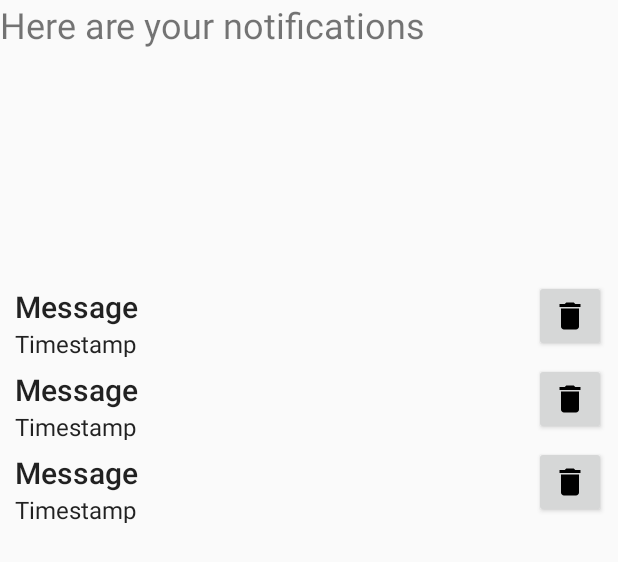
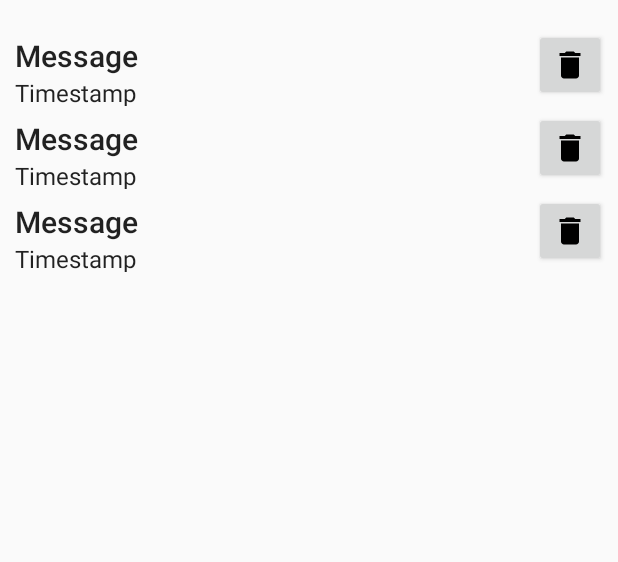
Before and after one commit to CMPUT301W19T21/PagePal, an Android app: the layout fragment_notifications.xml on its own in the app's theme, with its tools: preview values and no code run, on a phone screen of 412 x 824 dp. Shown: the top 562 px of the screen. Run offline under Robolectric (Android 15) with nearby library versions, the phone set to English and light mode, and no system bars.

Commit message:
Removed Extra Heading

```diff
--- a/app/src/main/res/layout/fragment_notifications.xml
+++ b/app/src/main/res/layout/fragment_notifications.xml
@@ -5,27 +5,16 @@
     android:id="@+id/notificationsLayout"
     android:layout_width="match_parent"
     android:layout_height="match_parent"
+    android:layout_marginTop="15dp"
     tools:context=".views.NotificationsFragment">
 
     <!-- TODO: Update blank fragment layout -->
-    <TextView
-        android:id="@+id/notifications_text"
-        android:layout_width="0dp"
-        android:layout_height="54dp"
-        android:text="Here are your notifications"
-        android:textSize="24sp"
-        app:layout_constraintEnd_toEndOf="parent"
-        app:layout_constraintHorizontal_bias="0.0"
-        app:layout_constraintStart_toStartOf="parent"
-        app:layout_constraintTop_toTopOf="parent" />
 
     <android.support.v7.widget.RecyclerView
         android:id="@+id/list"
         android:layout_width="match_parent"
-        android:layout_height="513dp"
+        android:layout_height="match_parent"
         app:layout_constraintBottom_toBottomOf="parent"
-        app:layout_constraintTop_toBottomOf="@+id/notifications_text"
-        tools:layout_editor_absoluteY="54dp"
         tools:listitem="@layout/fragment_notification" />
 
 </android.support.constraint.ConstraintLayout>
```
